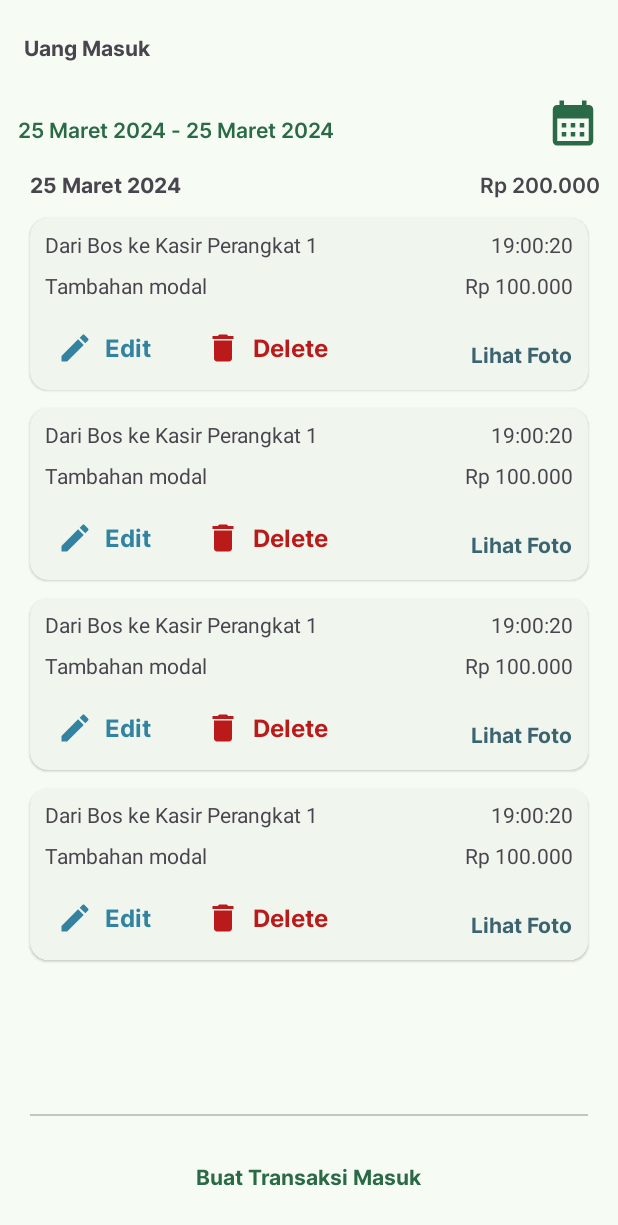
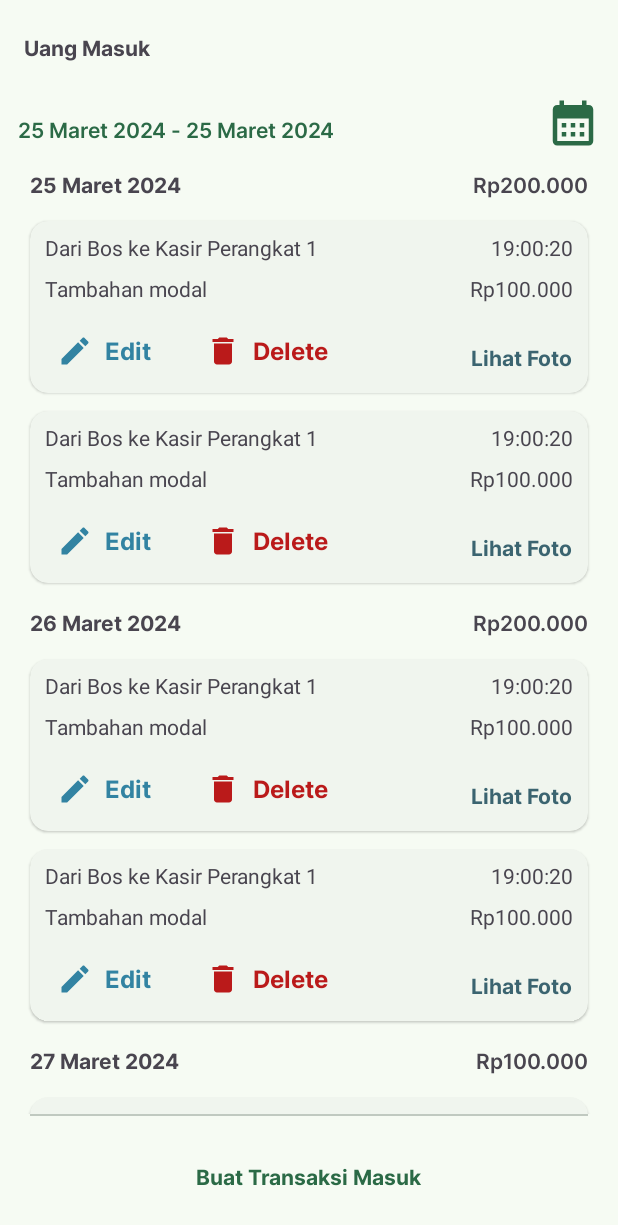
Before and after one commit to notsatria/pos-app-nutapos, an Android app: the screen it shows after launch (MainActivity), on a phone screen of 412 x 824 dp. Shown: the top 1225 px of the screen. Run offline under Robolectric (Android 15) with nearby library versions, the phone set to English and light mode, and no system bars.

Commit message:
feat: update DaftarUangMasukAdapter

```diff
--- a/app/src/main/java/com/notsatria/posapp/models/Table.kt
+++ b/app/src/main/java/com/notsatria/posapp/models/Table.kt
@@ -1,12 +1,12 @@
 package com.notsatria.posapp.models
 
-data class Header(val date: String)
+data class Header(val date: String, var amount: Int?)
 data class Item(
     val time: String,
     val to: String,
     val from: String,
     val description: String,
-    val amount: String
+    val amount: Int
 )
 
 data class Footer(val total: String)
--- a/app/src/main/java/com/notsatria/posapp/models/Transaction.kt
+++ b/app/src/main/java/com/notsatria/posapp/models/Transaction.kt
@@ -5,6 +5,6 @@ data class Transaction(
     val to: String,
     val from: String,
     val description: String,
-    val amount: String,
+    val amount: Int,
     val date: String,
 )
--- a/app/src/main/java/com/notsatria/posapp/ui/adapter/DaftarUangMasukAdapter.kt
+++ b/app/src/main/java/com/notsatria/posapp/ui/adapter/DaftarUangMasukAdapter.kt
@@ -4,36 +4,73 @@ import android.view.LayoutInflater
 import android.view.ViewGroup
 import androidx.recyclerview.widget.RecyclerView
 import com.notsatria.posapp.databinding.ItemUangMasukCardBinding
+import com.notsatria.posapp.databinding.LayoutHeaderPotraitBinding
+import com.notsatria.posapp.models.Header
+import com.notsatria.posapp.models.Item
 import com.notsatria.posapp.models.Transaction
+import com.notsatria.posapp.utils.formatRupiah
 
-class DaftarUangMasukAdapter(private val transactionList: List<Transaction>) :
-    RecyclerView.Adapter<DaftarUangMasukAdapter.ViewHolder>() {
+class DaftarUangMasukAdapter(private val data: List<Any>) :
+    RecyclerView.Adapter<RecyclerView.ViewHolder>() {
 
-    override fun onCreateViewHolder(parent: ViewGroup, viewType: Int): ViewHolder {
-        val binding = ItemUangMasukCardBinding.inflate(
-            LayoutInflater.from(parent.context),
-            parent,
-            false
-        )
-        return ViewHolder(binding)
+    companion object {
+        private const val TYPE_HEADER = 0
+        private const val TYPE_ITEM = 1
     }
 
-    override fun onBindViewHolder(holder: ViewHolder, position: Int) {
-        holder.bindItem(
-            transactionList[position]
-        )
+    override fun getItemViewType(position: Int): Int {
+        return if (data[position] is Header) TYPE_HEADER else TYPE_ITEM
     }
 
-    override fun getItemCount(): Int = transactionList.size
+    override fun onCreateViewHolder(parent: ViewGroup, viewType: Int): RecyclerView.ViewHolder {
+        return when (viewType) {
+            TYPE_HEADER -> {
+                val binding = LayoutHeaderPotraitBinding.inflate(
+                    LayoutInflater.from(parent.context),
+                    parent,
+                    false
+                )
+                HeaderViewHolder(binding)
+            }
 
-    class ViewHolder(private val binding: ItemUangMasukCardBinding) :
+            TYPE_ITEM -> {
+                val binding = ItemUangMasukCardBinding.inflate(
+                    LayoutInflater.from(parent.context),
+                    parent,
+                    false
+                )
+                ItemViewHolder(binding)
+            }
+
+            else -> throw IllegalArgumentException("Invalid view type")
+        }
+    }
+
+    override fun onBindViewHolder(holder: RecyclerView.ViewHolder, position: Int) {
+        when (holder) {
+            is HeaderViewHolder -> holder.bind(data[position] as Header)
+            is ItemViewHolder -> holder.bind(data[position] as Item)
+        }
+    }
+
+    override fun getItemCount(): Int = data.size
+
+    inner class HeaderViewHolder(private val binding: LayoutHeaderPotraitBinding) :
         RecyclerView.ViewHolder(binding.root) {
-        fun bindItem(transaction: Transaction) {
+        fun bind(header: Header) {
+            binding.tvDate.text = header.date
+            binding.tvAmount.text = formatRupiah(header.amount!!)
+        }
+    }
+
+    inner class ItemViewHolder(private val binding: ItemUangMasukCardBinding) :
+        RecyclerView.ViewHolder(binding.root) {
+        fun bind(item: Item) {
             with(binding) {
-                tvMasukKe.text = "Dari ${transaction.from} ke ${transaction.to}"
-                tvJam.text = transaction.time
-                tvJumlah.text = transaction.amount
-                tvKeterangan.text = transaction.description
+                tvMasukKe.text = "Dari ${item.from} ke ${item.to}"
+                tvJam.text = item.time
+                tvJumlah.text = formatRupiah(item.amount)
+                tvKeterangan.text = item.description
             }
         }
     }
--- a/app/src/main/java/com/notsatria/posapp/ui/adapter/TableAdapter.kt
+++ b/app/src/main/java/com/notsatria/posapp/ui/adapter/TableAdapter.kt
@@ -9,6 +9,7 @@ import com.notsatria.posapp.R
 import com.notsatria.posapp.models.Footer
 import com.notsatria.posapp.models.Header
 import com.notsatria.posapp.models.Item
+import com.notsatria.posapp.utils.formatRupiah
 
 class TableAdapter(private val data: List<Any>) : RecyclerView.Adapter<RecyclerView.ViewHolder>() {
 
@@ -31,19 +32,19 @@ class TableAdapter(private val data: List<Any>) : RecyclerView.Adapter<RecyclerV
         return when (viewType) {
             TYPE_HEADER -> {
                 val view = LayoutInflater.from(parent.context)
-                    .inflate(R.layout.layout_header, parent, false)
+                    .inflate(R.layout.layout_header_land, parent, false)
                 HeaderViewHolder(view)
             }
 
             TYPE_ITEM -> {
                 val view =
-                    LayoutInflater.from(parent.context).inflate(R.layout.layout_item, parent, false)
+                    LayoutInflater.from(parent.context).inflate(R.layout.layout_item_land, parent, false)
                 ItemViewHolder(view)
             }
 
             TYPE_FOOTER -> {
                 val view = LayoutInflater.from(parent.context)
-                    .inflate(R.layout.layout_footer, parent, false)
+                    .inflate(R.layout.layout_footer_land, parent, false)
                 FooterViewHolder(view)
             }
 
@@ -79,7 +80,7 @@ class TableAdapter(private val data: List<Any>) : RecyclerView.Adapter<RecyclerV
             tvMasukKe.text = item.to
             tvTerimaDari.text = item.from
             tvKeterangan.text = item.description
-            tvJumlah.text = item.amount
+            tvJumlah.text = formatRupiah(item.amount)
         }
     }
 
--- a/app/src/main/java/com/notsatria/posapp/ui/main/DaftarUangMasukFragment.kt
+++ b/app/src/main/java/com/notsatria/posapp/ui/main/DaftarUangMasukFragment.kt
@@ -15,6 +15,7 @@ import com.notsatria.posapp.models.Item
 import com.notsatria.posapp.models.Transaction
 import com.notsatria.posapp.ui.adapter.DaftarUangMasukAdapter
 import com.notsatria.posapp.ui.adapter.TableAdapter
+import com.notsatria.posapp.utils.formatRupiah
 
 
 class DaftarUangMasukFragment : Fragment() {
@@ -27,7 +28,7 @@ class DaftarUangMasukFragment : Fragment() {
             "Kasir Perangkat 1",
             "Bos",
             "Tambahan modal",
-            "Rp 100.000",
+            100000,
             "25 Maret 2024"
         ),
         Transaction(
@@ -35,7 +36,7 @@ class DaftarUangMasukFragment : Fragment() {
             "Kasir Perangkat 1",
             "Bos",
             "Tambahan modal",
-            "Rp 100.000",
+            100000,
             "25 Maret 2024"
         ),
         Transaction(
@@ -43,7 +44,7 @@ class DaftarUangMasukFragment : Fragment() {
             "Kasir Perangkat 1",
             "Bos",
             "Tambahan modal",
-            "Rp 100.000",
+            100000,
             "26 Maret 2024"
         ),
         Transaction(
@@ -51,9 +52,17 @@ class DaftarUangMasukFragment : Fragment() {
             "Kasir Perangkat 1",
             "Bos",
             "Tambahan modal",
-            "Rp 100.000",
+            100000,
             "26 Maret 2024"
-        )
+        ),
+        Transaction(
+            "19:00:20",
+            "Kasir Perangkat 1",
+            "Bos",
+            "Tambahan modal",
+            100000,
+            "27 Maret 2024"
+        ),
     )
 
     override fun onCreateView(
@@ -77,7 +86,8 @@ class DaftarUangMasukFragment : Fragment() {
                 false
             )
             if (orientation == Configuration.ORIENTATION_PORTRAIT) {
-                adapter = DaftarUangMasukAdapter(transactionList)
+                val data = mapTransactionsToDaftarUangMasuk(transactionList)
+                adapter = DaftarUangMasukAdapter(data)
             } else if (orientation == Configuration.ORIENTATION_LANDSCAPE) {
                 val data = mapTransactionsToTableData(transactionList)
                 adapter = TableAdapter(data)
@@ -92,20 +102,20 @@ class DaftarUangMasukFragment : Fragment() {
         var currentTotal = 0
 
         transactions.forEach { transaction ->
-            // Add a new header if the date is different
+            // Tambah header baru jika ada tanggal yang berbeda
             if (currentHeader?.date != transaction.date) {
                 currentHeader?.let {
-                    // Add the footer for the previous date
+                    // Tambahkan footer untuk tanggal yang sama
                     data.add(Footer("Rp ${currentTotal}"))
                 }
-                currentHeader = Header(transaction.date)
+                currentHeader = Header(transaction.date, currentTotal)
                 currentHeader?.let {
                     data.add(it)
                 }
-                currentTotal = 0 // Reset the total for the new date
+                currentTotal = 0 // Reset total
             }
 
-            // Add the transaction as an item
+            // Map transaction menjadi item
             val item = Item(
                 time = transaction.time,
                 to = transaction.to,
@@ -115,13 +125,45 @@ class DaftarUangMasukFragment : Fragment() {
             )
             data.add(item)
 
-            // Update the total for the current date
-            currentTotal += transaction.amount.replace("Rp ", "").replace(".", "").toInt()
+            // Update total berdasarkan tanggal sekarang
+            currentTotal += transaction.amount
         }
 
-        // Add the footer for the last date
+        // Tambahkan footer untuk tanggal terakhir
         currentHeader?.let {
-            data.add(Footer("Rp ${currentTotal}"))
+            data.add(Footer(formatRupiah(currentTotal)))
+        }
+
+        return data
+    }
+
+    private fun mapTransactionsToDaftarUangMasuk(transactions: List<Transaction>): List<Any> {
+        val data = mutableListOf<Any>()
+        var currentHeader: Header? = null
+        var currentTotal = 0
+
+        transactions.forEach { transaction ->
+            // Tambah header baru jika ada tanggal yang berbeda
+            if (currentHeader?.date != transaction.date) {
+                // Tambahkan header baru
+                currentHeader = Header(transaction.date, currentTotal)
+                data.add(currentHeader!!)
+                currentTotal = 0 // Reset total untuk tanggal baru
+            }
+
+            // Map transaction menjadi item
+            val item = Item(
+                time = transaction.time,
+                to = transaction.to,
+                from = transaction.from,
+                description = transaction.description,
+                amount = transaction.amount
+            )
+            data.add(item)
+
+            // Update total berdasarkan tanggal sekarang
+            currentTotal += transaction.amount
+            currentHeader?.amount = currentTotal // Update total pada header
         }
 
         return data
--- a/app/src/main/res/layout-land/fragment_daftar_uang_masuk.xml
+++ b/app/src/main/res/layout-land/fragment_daftar_uang_masuk.xml
@@ -105,7 +105,7 @@
             app:layout_constraintBottom_toTopOf="@id/divider"
             app:layout_constraintTop_toBottomOf="@id/llHeader"
             tools:itemCount="8"
-            tools:listitem="@layout/layout_item" />
+            tools:listitem="@layout/layout_item_land" />
 
         <com.google.android.material.divider.MaterialDivider
             android:id="@+id/divider"
--- a/app/src/main/res/layout/fragment_daftar_uang_masuk.xml
+++ b/app/src/main/res/layout/fragment_daftar_uang_masuk.xml
@@ -47,26 +47,6 @@
             app:layout_constraintTop_toBottomOf="@id/toolbar"
             app:tint="@color/md_theme_primary" />
 
-        <TextView
-            android:id="@+id/tvDate"
-            style="@style/Inter.Bold"
-            android:layout_width="wrap_content"
-            android:layout_height="wrap_content"
-            android:layout_marginStart="20dp"
-            android:layout_marginTop="16dp"
-            android:text="25 Maret 2024"
-            app:layout_constraintStart_toStartOf="parent"
-            app:layout_constraintTop_toBottomOf="@id/tvDateRange" />
-
-        <TextView
-            style="@style/Inter.SemiBold"
-            android:layout_width="wrap_content"
-            android:layout_height="wrap_content"
-            android:layout_marginEnd="12dp"
-            android:text="Rp 200.000"
-            app:layout_constraintBottom_toBottomOf="@id/tvDate"
-            app:layout_constraintEnd_toEndOf="parent"
-            app:layout_constraintTop_toTopOf="@id/tvDate" />
 
         <androidx.recyclerview.widget.RecyclerView
             android:id="@+id/rvDaftarUangMasuk"
@@ -74,7 +54,7 @@
             android:layout_height="0dp"
             android:layout_marginTop="8dp"
             app:layout_constraintBottom_toTopOf="@id/divider"
-            app:layout_constraintTop_toBottomOf="@id/tvDate"
+            app:layout_constraintTop_toBottomOf="@id/tvDateRange"
             tools:itemCount="8"
             tools:listitem="@layout/item_uang_masuk_card" />
 
--- a/app/src/main/res/layout/layout_footer.xml
+++ b/app/src/main/res/layout/layout_footer_land.xml
@@ -8,16 +8,25 @@
     android:padding="8dp">
 
     <LinearLayout
-        android:layout_width="wrap_content"
+        android:layout_width="0dp"
         android:layout_height="wrap_content"
-        android:layout_weight="8" />
+        android:layout_weight="1" />
+
+    <LinearLayout
+        android:layout_width="0dp"
+        android:layout_height="wrap_content"
+        android:layout_weight="2" />
+
+    <LinearLayout
+        android:layout_width="0dp"
+        android:layout_height="wrap_content"
+        android:layout_weight="2" />
 
     <TextView
         android:id="@+id/tvTotalLabel"
         android:layout_width="0dp"
         android:layout_height="wrap_content"
-        android:layout_weight="1"
-        android:gravity="center"
+        android:layout_weight="2"
         android:text="Total"
         android:textStyle="bold" />
 
--- /dev/null
+++ b/app/src/main/res/layout/layout_header_potrait.xml
@@ -0,0 +1,24 @@
+<?xml version="1.0" encoding="utf-8"?>
+<LinearLayout xmlns:android="http://schemas.android.com/apk/res/android"
+    android:layout_width="match_parent"
+    android:layout_height="wrap_content"
+    android:layout_marginHorizontal="20dp"
+    android:layout_marginTop="8dp"
+    android:layout_marginBottom="10dp">
+
+    <TextView
+        android:id="@+id/tvDate"
+        style="@style/Inter.Bold"
+        android:layout_width="wrap_content"
+        android:layout_height="wrap_content"
+        android:layout_weight="1"
+        android:text="25 Maret 2024" />
+
+    <TextView
+        android:id="@+id/tvAmount"
+        style="@style/Inter.SemiBold"
+        android:layout_width="wrap_content"
+        android:layout_height="wrap_content"
+        android:text="Rp 200.000" />
+
+</LinearLayout>
```
Also changed, not shown: app/src/main/res/layout/layout_header_land.xml (renamed from app/src/main/res/layout/layout_header.xml), app/src/main/res/layout/layout_item_land.xml (renamed from app/src/main/res/layout/layout_item.xml).
